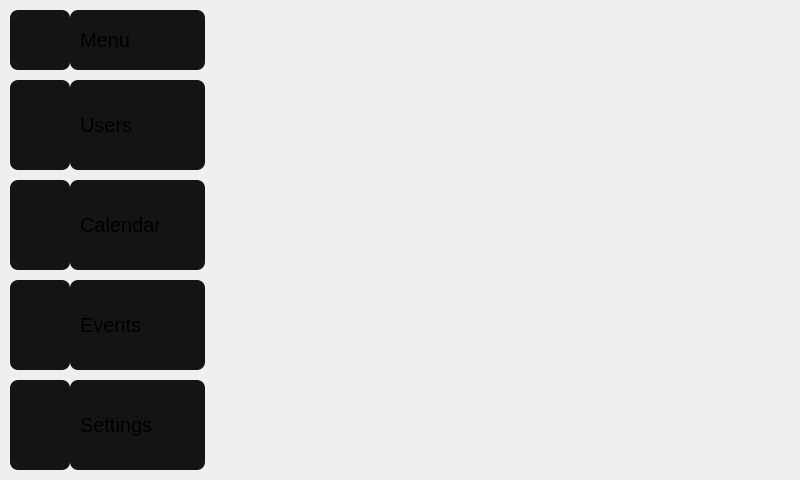
Old version of the form resources/ui/main_view.ui in the repository sebastiannoenning/decan.
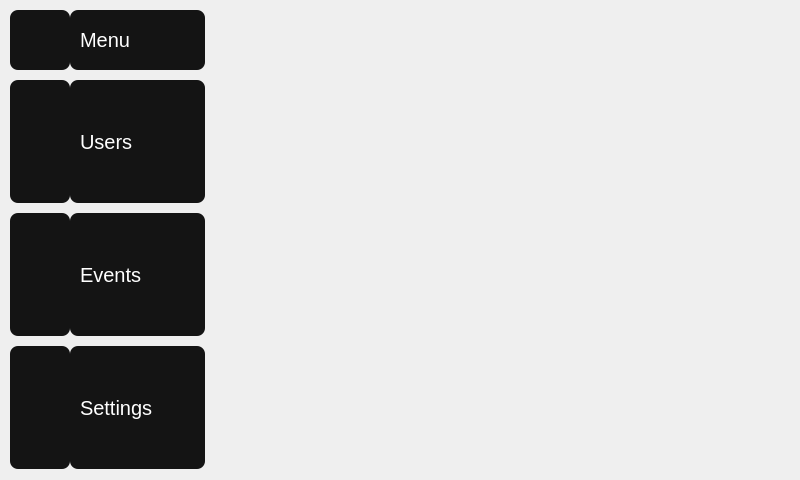
New version of the form. Icons and pictures are not drawn.

```diff
--- a/resources/ui/main_view.ui
+++ b/resources/ui/main_view.ui
@@ -84,7 +84,109 @@
 }
 #nav * QPushButton:pressed{
 background-color: rgba(120,120,120,1);
-}</string>
+}
+
+#qt_calendar_navigationbar {
+    background-color: rgba(30,30,30,1);
+    border-top-left-radius: 4px;
+    border-top-right-radius: 4px;
+}                    
+
+#qt_calendar_navigationbar * {
+    border-left: 1px solid rgba(240,240,240,0.9);
+}
+
+/*#################### YEAR BUTTONS ####################*/
+
+QPushButton#qt_calendar_nextyear {
+    border-top-left-radius: 4px;
+    border: none;
+}
+
+QPushButton#qt_calendar_prevyear {
+    border-radius: 0px;
+}
+                           
+QPushButton:pressed {
+    /* Pressed state */
+    background-color: rgba(90, 90, 90, 1);
+}
+
+QLabel#qt_calendar_yearlabel {
+    padding-left: 8px;
+    padding-right: 8px;
+    color: rgba(240,240,240,1);
+    background-color: rgba(30,30,30,1);
+    border-right: 1px solid rgba(240,240,240,0.9);
+}
+
+/*#################### MONTH BUTTONS ####################*/
+
+QToolButton#qt_calendar_monthbutton {
+    padding: 4px;
+    background-color: rgba(30,30,30,1);
+    color: rgba(240,240,240,0.9);
+    border: none;
+}
+
+#qt_calendar_monthbutton * {
+    border: none;
+    color: rgba(240,240,240,0.9);
+}
+
+QToolButton#qt_calendar_monthbutton::menu-indicator {
+    image: url(&quot;:/icons/arrows/arrow_down_dark.svg&quot;);
+    subcontrol-origin: padding;
+    subcontrol-position: bottom left;
+    width: 23px;
+    height: 23px;
+}
+
+QToolButton#qt_calendar_monthbutton::menu-indicator:pressed {
+    image: url(&quot;:/icons/arrows/arrow_down_red.svg&quot;);
+}
+
+QMenu#qt_calendar_monthmenu {
+    background-color: rgba(30,30,30,1);
+    padding-top: 0px;
+    padding-bottom: 0px;
+    border-bottom-left-radius: 4px;
+    border-bottom-right-radius: 4px;
+}
+
+QMenu#qt_calendar_monthmenu::item {
+    padding-left: 10px;
+    padding-right: 10px;
+    padding-top: 4px;
+    padding-bottom: 4px;
+    border-bottom: 1px solid rgba(240,240,240,0.9);
+}
+
+QMenu#qt_calendar_monthmenu::item:selected {
+    background: rgba(255, 80, 80, 0.7);
+    border-bottom-left-radius: 2px;
+    border-bottom-right-radius: 2px;
+}
+
+QMenu#qt_calendar_monthmenu::item:disabled {
+    color: rgba(90, 90, 90, 0.9);
+}
+
+QToolButton#qt_calendar_prevmonth {
+    /* Base state */
+    border-radius: 0px;
+}
+
+QToolButton#qt_calendar_nextmonth {
+    /* Base state */
+    border-radius: 0px;
+    border-top-right-radius: 4px;
+}
+
+QToolButton:pressed {
+    background-color: rgba(90, 90, 90, 1);
+}
+</string>
   </property>
   <widget class="QWidget" name="main_container">
    <layout class="QHBoxLayout" name="central_layout" stretch="0,0">
@@ -213,7 +315,7 @@
             <property name="minimumSize">
              <size>
               <width>60</width>
-              <height>90</height>
+              <height>123</height>
              </size>
             </property>
             <property name="text">
@@ -230,33 +332,15 @@
               <height>30</height>
              </size>
             </property>
-           </widget>
-          </item>
-          <item>
-           <widget class="QPushButton" name="col_p2_cal">
-            <property name="minimumSize">
-             <size>
-              <width>60</width>
-              <height>90</height>
-             </size>
+            <property name="checkable">
+             <bool>true</bool>
             </property>
-            <property name="styleSheet">
-             <string notr="true"/>
+            <property name="checked">
+             <bool>false</bool>
             </property>
-            <property name="text">
-             <string/>
+            <property name="autoExclusive">
+             <bool>true</bool>
             </property>
-            <property name="icon">
-             <iconset resource="../assets/rss.qrc">
-              <normaloff>:/icons/nav/calendar_dark.svg</normaloff>
-              <selectedoff>:/icons/nav/calendar_red.svg</selectedoff>:/icons/nav/calendar_dark.svg</iconset>
-            </property>
-            <property name="iconSize">
-             <size>
-              <width>30</width>
-              <height>30</height>
-             </size>
-            </property>
            </widget>
           </item>
           <item>
@@ -264,7 +348,7 @@
             <property name="minimumSize">
              <size>
               <width>60</width>
-              <height>90</height>
+              <height>123</height>
              </size>
             </property>
             <property name="text">
@@ -281,6 +365,15 @@
               <height>30</height>
              </size>
             </property>
+            <property name="checkable">
+             <bool>true</bool>
+            </property>
+            <property name="checked">
+             <bool>true</bool>
+            </property>
+            <property name="autoExclusive">
+             <bool>true</bool>
+            </property>
            </widget>
           </item>
           <item>
@@ -288,7 +381,7 @@
             <property name="minimumSize">
              <size>
               <width>60</width>
-              <height>90</height>
+              <height>123</height>
              </size>
             </property>
             <property name="text">
@@ -305,6 +398,12 @@
               <height>30</height>
              </size>
             </property>
+            <property name="checkable">
+             <bool>true</bool>
+            </property>
+            <property name="autoExclusive">
+             <bool>true</bool>
+            </property>
            </widget>
           </item>
          </layout>
@@ -333,6 +432,11 @@
          <property name="styleSheet">
           <string notr="true">QPushButton {
 	text-align: left;
+	color: white;
+}
+QPushButton:disabled {
+    background-color: rgba(20,20,20,1);
+    color: white;
 }</string>
          </property>
          <layout class="QVBoxLayout" name="expanded_layout">
@@ -392,7 +496,7 @@
             <property name="minimumSize">
              <size>
               <width>135</width>
-              <height>90</height>
+              <height>123</height>
              </size>
             </property>
             <property name="font">
@@ -415,36 +519,15 @@
               <height>30</height>
              </size>
             </property>
-           </widget>
-          </item>
-          <item>
-           <widget class="QPushButton" name="exp_p2_cal">
-            <property name="minimumSize">
-             <size>
-              <width>135</width>
-              <height>90</height>
-             </size>
+            <property name="checkable">
+             <bool>true</bool>
             </property>
-            <property name="font">
-             <font>
-              <family>Arial</family>
-              <pointsize>-1</pointsize>
-             </font>
+            <property name="checked">
+             <bool>false</bool>
             </property>
-            <property name="text">
-             <string>Calendar</string>
+            <property name="autoExclusive">
+             <bool>true</bool>
             </property>
-            <property name="icon">
-             <iconset resource="../assets/rss.qrc">
-              <normaloff>:/icons/nav/calendar_dark.svg</normaloff>
-              <selectedoff>:/icons/nav/calendar_red.svg</selectedoff>:/icons/nav/calendar_dark.svg</iconset>
-            </property>
-            <property name="iconSize">
-             <size>
-              <width>30</width>
-              <height>30</height>
-             </size>
-            </property>
            </widget>
           </item>
           <item>
@@ -452,7 +535,7 @@
             <property name="minimumSize">
              <size>
               <width>135</width>
-              <height>90</height>
+              <height>123</height>
              </size>
             </property>
             <property name="font">
@@ -475,6 +558,15 @@
               <height>30</height>
              </size>
             </property>
+            <property name="checkable">
+             <bool>true</bool>
+            </property>
+            <property name="checked">
+             <bool>true</bool>
+            </property>
+            <property name="autoExclusive">
+             <bool>true</bool>
+            </property>
            </widget>
           </item>
           <item>
@@ -482,7 +574,7 @@
             <property name="minimumSize">
              <size>
               <width>135</width>
-              <height>90</height>
+              <height>123</height>
              </size>
             </property>
             <property name="font">
@@ -505,6 +597,12 @@
               <height>30</height>
              </size>
             </property>
+            <property name="checkable">
+             <bool>true</bool>
+            </property>
+            <property name="autoExclusive">
+             <bool>true</bool>
+            </property>
            </widget>
           </item>
          </layout>
```
Left out of the diff: 135 changed lines with no effect on the pictures.
